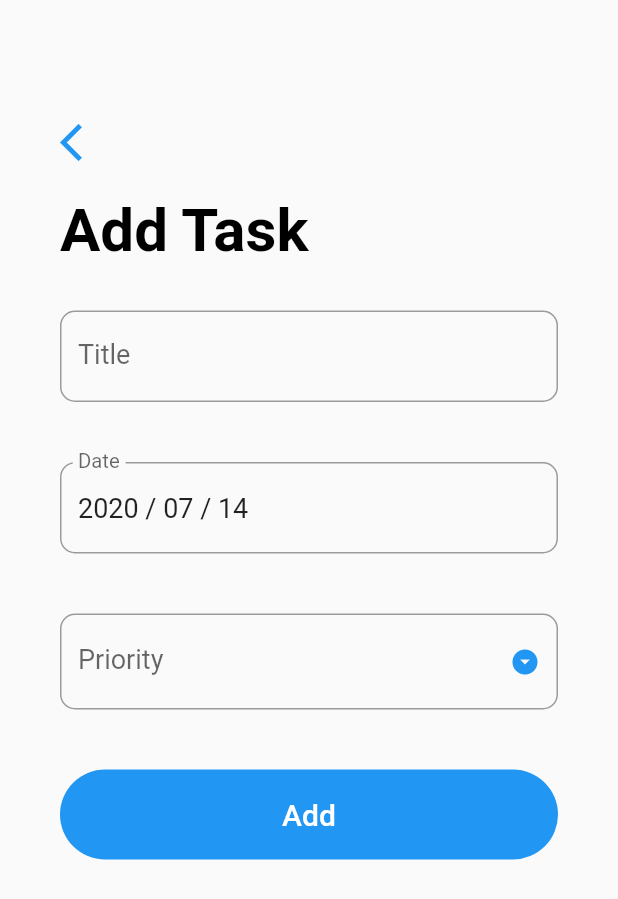
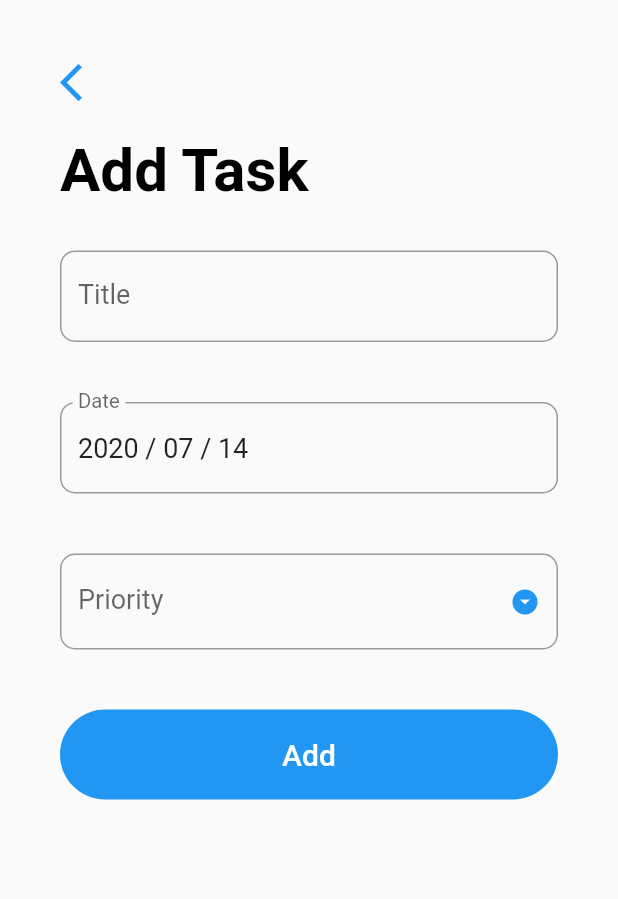
Before and after one commit to YamaTatsu10969/todo_list_sqf_lite, a Flutter app: the screen it shows after launch, after a tap on the "add" icon, on a phone screen of 412 x 824 dp. Shown: the top 899 px of the screen. Run offline on Flutter 3.47's test engine with Material 2 defaults, Android fonts, the phone set to English and light mode, and no system bars; our stand-ins replace sqflite; accounts and stored records are empty.

Commit message:
fix margin

```diff
--- a/lib/screens/add_task_screen.dart
+++ b/lib/screens/add_task_screen.dart
@@ -85,7 +85,7 @@ class _AddTaskScreenState extends State<AddTaskScreen> {
           onTap: () => FocusScope.of(context).unfocus(),
           child: SingleChildScrollView(
             child: Padding(
-              padding: const EdgeInsets.symmetric(horizontal: 40, vertical: 80),
+              padding: const EdgeInsets.symmetric(horizontal: 40, vertical: 40),
               child: Column(
                 crossAxisAlignment: CrossAxisAlignment.start,
                 children: <Widget>[
--- a/lib/screens/todo_list_screen.dart
+++ b/lib/screens/todo_list_screen.dart
@@ -105,7 +105,7 @@ class _TodoListScreenState extends State<TodoListScreen> {
               .length;
 
           return ListView.builder(
-            padding: EdgeInsets.symmetric(vertical: 80),
+            padding: EdgeInsets.symmetric(vertical: 40),
             itemCount: 1 + snapshot.data.length,
             itemBuilder: (context, index) {
               if (index == 0) {
```
